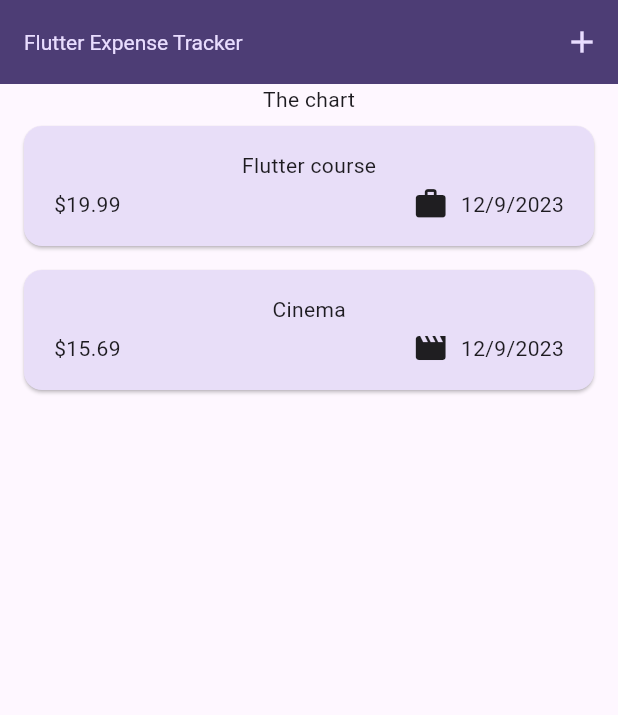
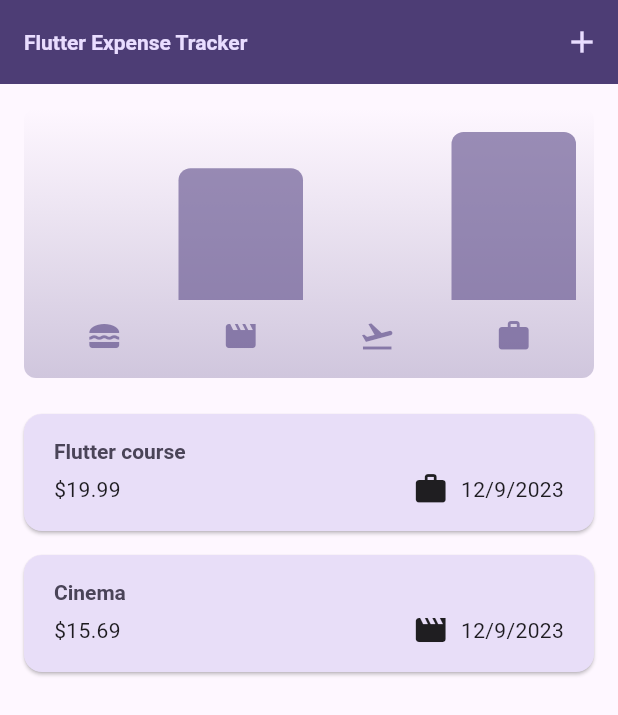
Before and after one commit to gersonnoboa/expense_tracker, a Flutter app: the screen it shows after launch, on a phone screen of 412 x 824 dp. Shown: the top 715 px of the screen. Run offline on Flutter 3.47's test engine with Material 3 defaults, Android fonts, the phone set to English and light mode, and no system bars.

Commit message:
Add chart

```diff
--- a/lib/main.dart
+++ b/lib/main.dart
@@ -1,11 +1,34 @@
 import 'package:expense_tracker/widgets/expenses.dart';
 import 'package:flutter/material.dart';
 
-var kColorScheme =
-    ColorScheme.fromSeed(seedColor: const Color.fromARGB(255, 96, 59, 181));
+var kColorScheme = ColorScheme.fromSeed(
+  seedColor: const Color.fromARGB(255, 96, 59, 181),
+);
+
+var kDarkColorScheme = ColorScheme.fromSeed(
+  brightness: Brightness.dark,
+  seedColor: const Color.fromARGB(255, 5, 99, 125),
+);
+
 void main() {
   runApp(
     MaterialApp(
+      darkTheme: ThemeData.dark().copyWith(
+        colorScheme: kDarkColorScheme,
+        cardTheme: const CardTheme().copyWith(
+          color: kDarkColorScheme.secondaryContainer,
+          margin: const EdgeInsets.symmetric(
+            horizontal: 16,
+            vertical: 8,
+          ),
+        ),
+        elevatedButtonTheme: ElevatedButtonThemeData(
+          style: ElevatedButton.styleFrom(
+            backgroundColor: kDarkColorScheme.primaryContainer,
+            foregroundColor: kDarkColorScheme.onPrimaryContainer,
+          ),
+        ),
+      ),
       theme: ThemeData().copyWith(
         colorScheme: kColorScheme,
         appBarTheme: const AppBarTheme().copyWith(
@@ -26,7 +49,7 @@ void main() {
         ),
         textTheme: ThemeData().textTheme.copyWith(
               titleLarge: TextStyle(
-                fontWeight: FontWeight.normal,
+                fontWeight: FontWeight.bold,
                 color: kColorScheme.onSecondaryContainer,
                 fontSize: 14,
               ),
--- a/lib/models/expense.dart
+++ b/lib/models/expense.dart
@@ -32,3 +32,22 @@ class Expense {
     return _formatter.format(date);
   }
 }
+
+class ExpenseBucket {
+  ExpenseBucket({required this.category, required this.expenses});
+
+  ExpenseBucket.forCategory(List<Expense> allExpenses, this.category)
+      : expenses = allExpenses
+            .where((element) => element.category == category)
+            .toList();
+
+  final Category category;
+  final List<Expense> expenses;
+
+  double get totalExpenses {
+    return expenses.fold(
+      0.0,
+      (previousValue, element) => previousValue + element.amount,
+    );
+  }
+}
--- /dev/null
+++ b/lib/widgets/chart/chart.dart
@@ -0,0 +1,95 @@
+import 'package:flutter/material.dart';
+
+import 'package:expense_tracker/widgets/chart/chart_bar.dart';
+import 'package:expense_tracker/models/expense.dart';
+
+class Chart extends StatelessWidget {
+  const Chart({super.key, required this.expenses});
+
+  final List<Expense> expenses;
+
+  List<ExpenseBucket> get buckets {
+    return [
+      ExpenseBucket.forCategory(expenses, Category.food),
+      ExpenseBucket.forCategory(expenses, Category.leisure),
+      ExpenseBucket.forCategory(expenses, Category.travel),
+      ExpenseBucket.forCategory(expenses, Category.work),
+    ];
+  }
+
+  double get maxTotalExpense {
+    double maxTotalExpense = 0;
+
+    for (final bucket in buckets) {
+      if (bucket.totalExpenses > maxTotalExpense) {
+        maxTotalExpense = bucket.totalExpenses;
+      }
+    }
+
+    return maxTotalExpense;
+  }
+
+  @override
+  Widget build(BuildContext context) {
+    final isDarkMode =
+        MediaQuery.of(context).platformBrightness == Brightness.dark;
+    return Container(
+      margin: const EdgeInsets.all(16),
+      padding: const EdgeInsets.symmetric(
+        vertical: 16,
+        horizontal: 8,
+      ),
+      width: double.infinity,
+      height: 180,
+      decoration: BoxDecoration(
+        borderRadius: BorderRadius.circular(8),
+        gradient: LinearGradient(
+          colors: [
+            Theme.of(context).colorScheme.primary.withOpacity(0.3),
+            Theme.of(context).colorScheme.primary.withOpacity(0.0)
+          ],
+          begin: Alignment.bottomCenter,
+          end: Alignment.topCenter,
+        ),
+      ),
+      child: Column(
+        children: [
+          Expanded(
+            child: Row(
+              crossAxisAlignment: CrossAxisAlignment.end,
+              children: [
+                for (final bucket in buckets) // alternative to map()
+                  ChartBar(
+                    fill: bucket.totalExpenses == 0
+                        ? 0
+                        : bucket.totalExpenses / maxTotalExpense,
+                  )
+              ],
+            ),
+          ),
+          const SizedBox(height: 12),
+          Row(
+            children: buckets
+                .map(
+                  (bucket) => Expanded(
+                    child: Padding(
+                      padding: const EdgeInsets.symmetric(horizontal: 4),
+                      child: Icon(
+                        categoryIcons[bucket.category],
+                        color: isDarkMode
+                            ? Theme.of(context).colorScheme.secondary
+                            : Theme.of(context)
+                                .colorScheme
+                                .primary
+                                .withOpacity(0.7),
+                      ),
+                    ),
+                  ),
+                )
+                .toList(),
+          )
+        ],
+      ),
+    );
+  }
+}
--- /dev/null
+++ b/lib/widgets/chart/chart_bar.dart
@@ -0,0 +1,34 @@
+import 'package:flutter/material.dart';
+
+class ChartBar extends StatelessWidget {
+  const ChartBar({
+    super.key,
+    required this.fill,
+  });
+
+  final double fill;
+
+  @override
+  Widget build(BuildContext context) {
+    final isDarkMode =
+        MediaQuery.of(context).platformBrightness == Brightness.dark;
+    return Expanded(
+      child: Padding(
+        padding: const EdgeInsets.symmetric(horizontal: 4),
+        child: FractionallySizedBox(
+          heightFactor: fill,
+          child: DecoratedBox(
+            decoration: BoxDecoration(
+              shape: BoxShape.rectangle,
+              borderRadius:
+                  const BorderRadius.vertical(top: Radius.circular(8)),
+              color: isDarkMode
+                  ? Theme.of(context).colorScheme.secondary
+                  : Theme.of(context).colorScheme.primary.withOpacity(0.65),
+            ),
+          ),
+        ),
+      ),
+    );
+  }
+}
--- a/lib/widgets/expenses.dart
+++ b/lib/widgets/expenses.dart
@@ -1,3 +1,4 @@
+import 'package:expense_tracker/widgets/chart/chart.dart';
 import 'package:expense_tracker/widgets/expenses_list/expenses_list.dart';
 import 'package:expense_tracker/models/expense.dart';
 import 'package:expense_tracker/widgets/new_expense.dart';
@@ -91,7 +92,7 @@ class _ExpensesState extends State<Expenses> {
       ),
       body: Column(
         children: [
-          const Text('The chart'),
+          Chart(expenses: _registeredExpenses),
           Expanded(child: mainContent),
         ],
       ),
--- a/lib/widgets/expenses_list/expense_item.dart
+++ b/lib/widgets/expenses_list/expense_item.dart
@@ -17,8 +17,13 @@ class ExpenseItem extends StatelessWidget {
           horizontal: 20.0,
           vertical: 16,
         ),
-        child: Column(children: [
-          Text(expense.title),
+        child: Column(
+          crossAxisAlignment: CrossAxisAlignment.start,
+          children: [
+            Text(
+              expense.title,
+              style: Theme.of(context).textTheme.titleLarge,
+            ),
             const SizedBox(height: 4),
             Row(
               children: [
@@ -32,10 +37,11 @@ class ExpenseItem extends StatelessWidget {
                     ),
                     Text(expense.formattedDate),
                   ],
-              )
+                ),
               ],
-          )
-        ]),
+            ),
+          ],
+        ),
       ),
     );
   }
--- a/lib/widgets/expenses_list/expenses_list.dart
+++ b/lib/widgets/expenses_list/expenses_list.dart
@@ -19,6 +19,12 @@ class ExpensesList extends StatelessWidget {
         itemBuilder: (context, index) {
           return Dismissible(
             key: ValueKey(expenses[index]),
+            background: Container(
+              color: Theme.of(context).colorScheme.error.withOpacity(0.75),
+              margin: EdgeInsets.symmetric(
+                horizontal: Theme.of(context).cardTheme.margin!.horizontal,
+              ),
+            ),
             onDismissed: (direction) {
               onRemoveExpense(expenses[index]);
             },
```
Lines whose indentation alone changed are shown as unchanged.
